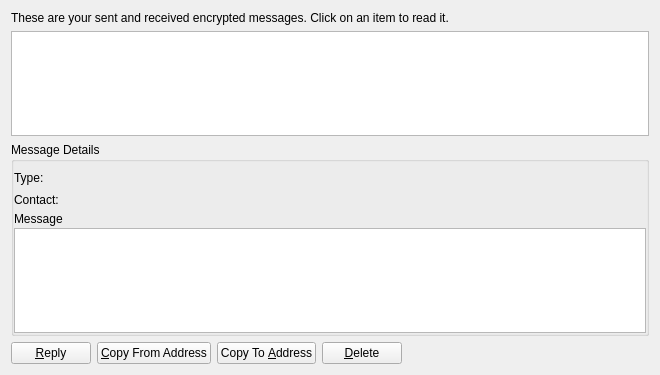
Qt form src/qt/forms/messagepage.ui (thelonecrouton/bitcredit) before a commit.
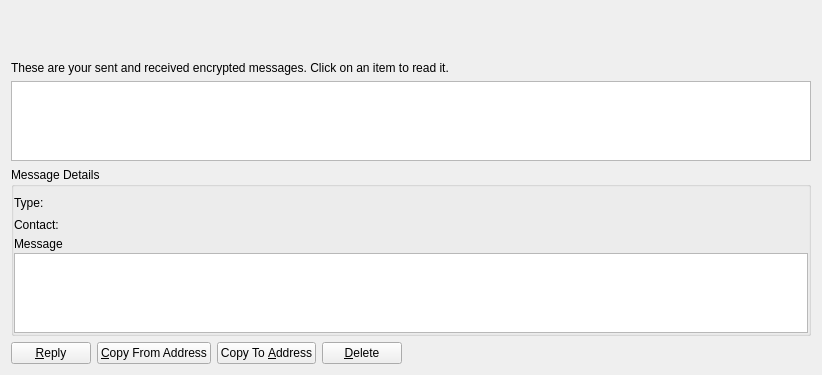
The same form after that commit. Icons and pictures are not drawn.

Diff of the .ui file:
```diff
--- a/src/qt/forms/messagepage.ui
+++ b/src/qt/forms/messagepage.ui
@@ -6,7 +6,7 @@
    <rect>
     <x>0</x>
     <y>0</y>
-    <width>660</width>
+    <width>818</width>
     <height>375</height>
    </rect>
   </property>
@@ -17,6 +17,26 @@
    <string notr="true"/>
   </property>
   <layout class="QVBoxLayout" name="verticalLayout_2">
+   <item>
+    <widget class="QFrame" name="verticalFrame">
+     <property name="minimumSize">
+      <size>
+       <width>800</width>
+       <height>44</height>
+      </size>
+     </property>
+     <property name="maximumSize">
+      <size>
+       <width>800</width>
+       <height>44</height>
+      </size>
+     </property>
+     <property name="styleSheet">
+      <string notr="true">background:transparent;sss</string>
+     </property>
+     <layout class="QVBoxLayout" name="verticalLayout_9"/>
+    </widget>
+   </item>
    <item>
     <widget class="QLabel" name="labelExplanation">
      <property name="styleSheet">
```
